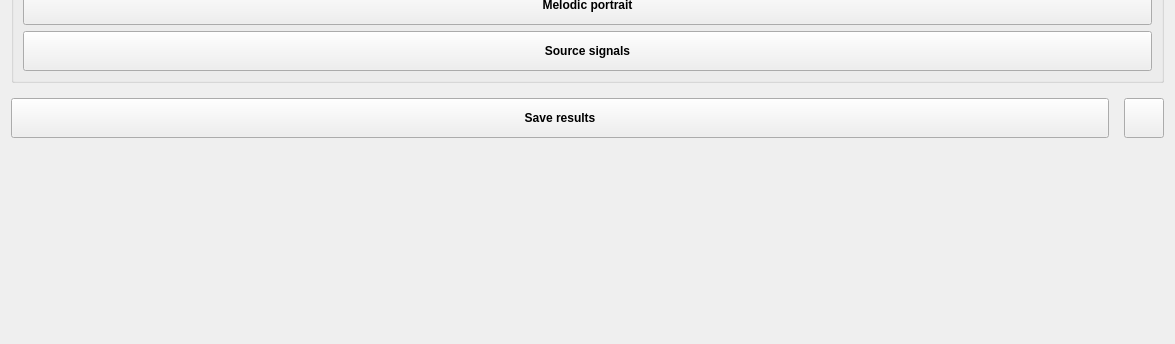
Before: the Qt Designer form graphswindow.ui in zhitko/inton-trainer, drawn with Qt 5; both pictures show x 0 to 1175 and y 404 to 748 of the 1175 by 748 pixel window.
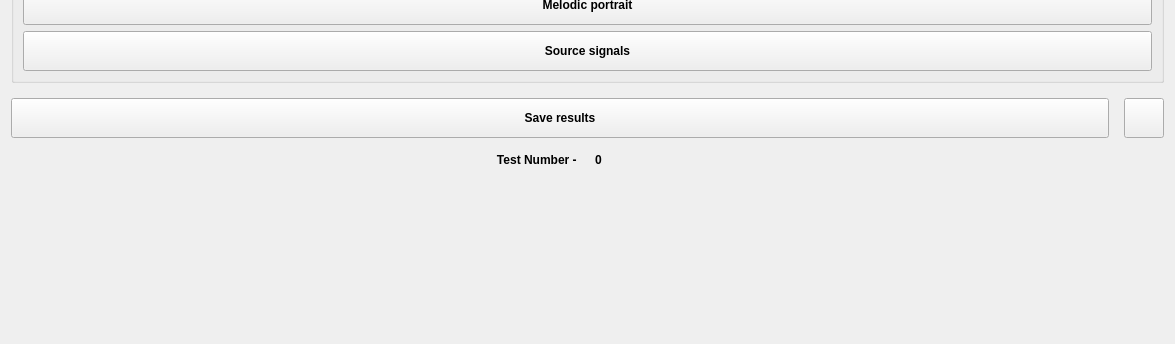
After: the same form once the commit is applied. Icons and pictures are not drawn.

The edit to the form file:
```diff
--- a/graphswindow.ui
+++ b/graphswindow.ui
@@ -393,6 +393,41 @@
        </item>
       </layout>
      </item>
+     <item>
+      <layout class="QHBoxLayout" name="horizontalLayout_3">
+       <item>
+        <widget class="QLabel" name="label">
+         <property name="font">
+          <font>
+           <pointsize>9</pointsize>
+           <weight>75</weight>
+           <bold>true</bold>
+          </font>
+         </property>
+         <property name="text">
+          <string>Test Number - </string>
+         </property>
+         <property name="alignment">
+          <set>Qt::AlignRight|Qt::AlignTrailing|Qt::AlignVCenter</set>
+         </property>
+        </widget>
+       </item>
+       <item>
+        <widget class="QLabel" name="test_number">
+         <property name="font">
+          <font>
+           <pointsize>9</pointsize>
+           <weight>75</weight>
+           <bold>true</bold>
+          </font>
+         </property>
+         <property name="text">
+          <string>0</string>
+         </property>
+        </widget>
+       </item>
+      </layout>
+     </item>
      <item>
       <spacer name="verticalSpacer_2">
        <property name="orientation">
```
